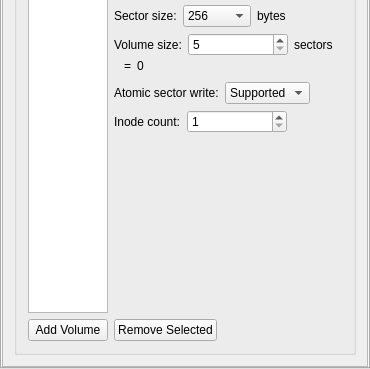
tuxera/reliance-edge, file os/win32/tools/config/ui/configwindow.ui: the form before one commit; both pictures show x 0 to 370 and y 184 to 553 of the 370 by 553 pixel window.
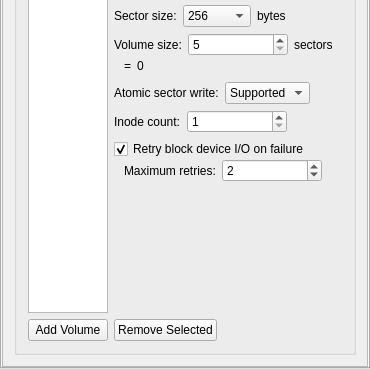
The form after the commit. The open tabs and pages were chosen to show the change. Custom widgets are drawn as their Qt base class.

Patch:
```diff
--- a/os/win32/tools/config/ui/configwindow.ui
+++ b/os/win32/tools/config/ui/configwindow.ui
@@ -873,7 +873,7 @@
             <rect>
              <x>0</x>
              <y>0</y>
-             <width>362</width>
+             <width>364</width>
              <height>504</height>
             </rect>
            </property>
@@ -1435,6 +1435,150 @@
                      </item>
                     </layout>
                    </item>
+                   <item>
+                    <layout class="QVBoxLayout" name="vlayVolSize_2">
+                     <property name="spacing">
+                      <number>0</number>
+                     </property>
+                     <item>
+                      <layout class="QHBoxLayout" name="horizontalLayout_19">
+                       <item>
+                        <widget class="QCheckBox" name="cbEnableRetries">
+                         <property name="text">
+                          <string>Retry block device I/O on failure</string>
+                         </property>
+                         <property name="checked">
+                          <bool>true</bool>
+                         </property>
+                        </widget>
+                       </item>
+                       <item>
+                        <spacer name="horizontalSpacer_33">
+                         <property name="orientation">
+                          <enum>Qt::Horizontal</enum>
+                         </property>
+                         <property name="sizeHint" stdset="0">
+                          <size>
+                           <width>40</width>
+                           <height>20</height>
+                          </size>
+                         </property>
+                        </spacer>
+                       </item>
+                      </layout>
+                     </item>
+                     <item>
+                      <widget class="QWidget" name="widgetBlockIoRetries" native="true">
+                       <layout class="QHBoxLayout" name="hlayBlockIoRetries">
+                        <property name="spacing">
+                         <number>6</number>
+                        </property>
+                        <property name="leftMargin">
+                         <number>0</number>
+                        </property>
+                        <property name="topMargin">
+                         <number>0</number>
+                        </property>
+                        <property name="rightMargin">
+                         <number>0</number>
+                        </property>
+                        <property name="bottomMargin">
+                         <number>0</number>
+                        </property>
+                        <item>
+                         <spacer name="horizontalSpacer_34">
+                          <property name="orientation">
+                           <enum>Qt::Horizontal</enum>
+                          </property>
+                          <property name="sizeType">
+                           <enum>QSizePolicy::Fixed</enum>
+                          </property>
+                          <property name="sizeHint" stdset="0">
+                           <size>
+                            <width>10</width>
+                            <height>20</height>
+                           </size>
+                          </property>
+                         </spacer>
+                        </item>
+                        <item>
+                         <widget class="QLabel" name="label_21">
+                          <property name="text">
+                           <string>Maximum retries:</string>
+                          </property>
+                         </widget>
+                        </item>
+                        <item>
+                         <widget class="QSpinBox" name="sbBlockIoRetries">
+                          <property name="sizePolicy">
+                           <sizepolicy hsizetype="Fixed" vsizetype="Fixed">
+                            <horstretch>1</horstretch>
+                            <verstretch>0</verstretch>
+                           </sizepolicy>
+                          </property>
+                          <property name="minimumSize">
+                           <size>
+                            <width>100</width>
+                            <height>0</height>
+                           </size>
+                          </property>
+                          <property name="maximumSize">
+                           <size>
+                            <width>16777215</width>
+                            <height>16777215</height>
+                           </size>
+                          </property>
+                          <property name="minimum">
+                           <number>1</number>
+                          </property>
+                          <property name="maximum">
+                           <number>255</number>
+                          </property>
+                          <property name="value">
+                           <number>2</number>
+                          </property>
+                         </widget>
+                        </item>
+                        <item>
+                         <spacer name="horizontalSpacer_32">
+                          <property name="orientation">
+                           <enum>Qt::Horizontal</enum>
+                          </property>
+                          <property name="sizeHint" stdset="0">
+                           <size>
+                            <width>40</width>
+                            <height>20</height>
+                           </size>
+                          </property>
+                         </spacer>
+                        </item>
+                        <item>
+                         <widget class="WarningBtn" name="wbtnIoRetries" native="true">
+                          <property name="sizePolicy">
+                           <sizepolicy hsizetype="Fixed" vsizetype="Ignored">
+                            <horstretch>0</horstretch>
+                            <verstretch>0</verstretch>
+                           </sizepolicy>
+                          </property>
+                          <property name="minimumSize">
+                           <size>
+                            <width>0</width>
+                            <height>0</height>
+                           </size>
+                          </property>
+                          <property name="maximumSize">
+                           <size>
+                            <width>18</width>
+                            <height>16777215</height>
+                           </size>
+                          </property>
+                         </widget>
+                        </item>
+                       </layout>
+                      </widget>
+                     </item>
+                    </layout>
+                   </item>
                    <item>
                     <spacer name="verticalSpacer_2">
                      <property name="orientation">
```
Left out of the diff: 22 changed lines with no effect on the pictures.
